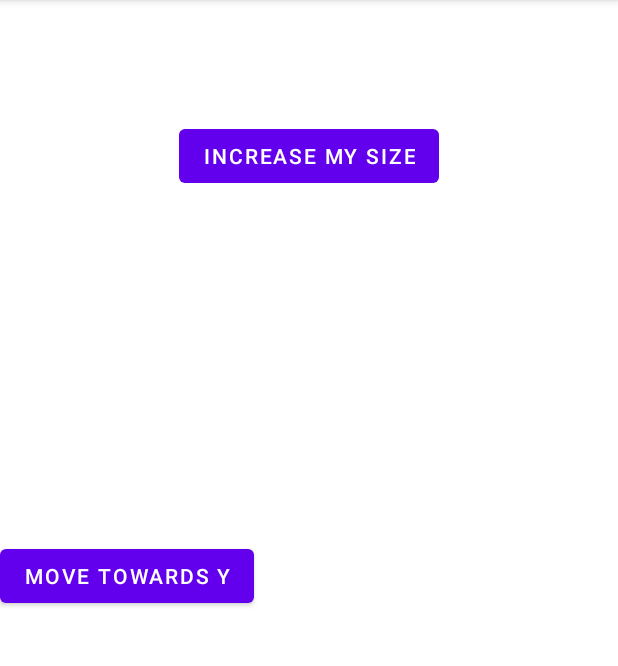
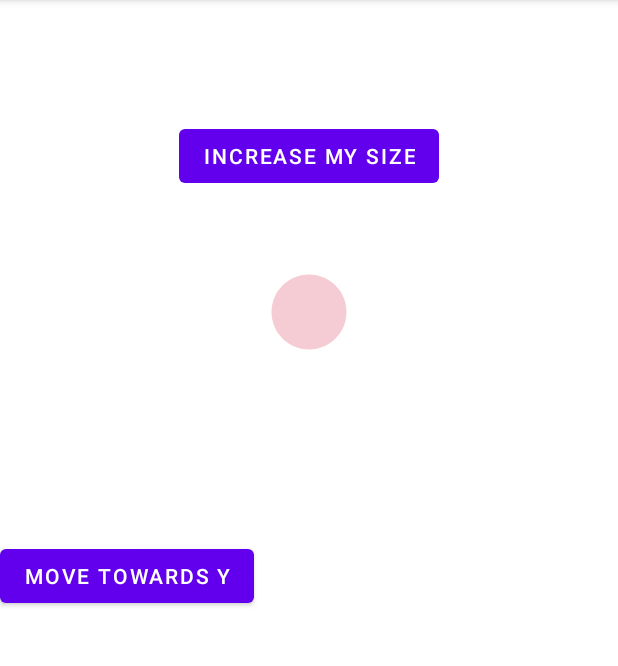
Before and after one commit to Kanharajput/PropertyAnimationExample, an Android app: the screen it shows after launch (MainActivity), on a phone screen of 412 x 824 dp, the part 84-750 px from its top. Run offline under Robolectric (Android 15) with nearby library versions, the phone set to English and light mode, and no system bars.

```diff
--- a/app/src/main/java/com/example/propertyanimationexample/MainActivity.java
+++ b/app/src/main/java/com/example/propertyanimationexample/MainActivity.java
@@ -5,20 +5,25 @@ import androidx.appcompat.app.AppCompatActivity;
 import android.animation.AnimatorSet;
 import android.animation.ObjectAnimator;
 import android.animation.ValueAnimator;
+import android.graphics.Path;
 import android.os.Bundle;
 import android.view.View;
+import android.view.animation.PathInterpolator;
 import android.widget.Button;
+import android.widget.ImageView;
 
 public class MainActivity extends AppCompatActivity {
 
     private Button button;
+    private ImageView circle;
 
     @Override
     protected void onCreate(Bundle savedInstanceState) {
         super.onCreate(savedInstanceState);
         setContentView(R.layout.activity_main);
 
-        button = findViewById(R.id.button);    // reference of the button
+        button = findViewById(R.id.moving_button);    // reference of the button
+        circle = findViewById(R.id.circle_image);
     }
 
     public void movingButton(View view) {
@@ -45,4 +50,15 @@ public class MainActivity extends AppCompatActivity {
         animation.setDuration(500);
         animation.start();*/
     }
+
+    public void ArcMotion(View view) {
+
+        Path path = new Path();
+        path.arcTo(0f,0f,1000f,1000f,270f,-180f,true);    // creating new path as we want it to move like this
+
+        ObjectAnimator animator = ObjectAnimator.ofFloat(view, View.X, View.Y, path);
+        animator.setDuration(2000);
+        animator.start();
+
+    }
 }
--- /dev/null
+++ b/app/src/main/res/drawable/vc_circle.xml
@@ -0,0 +1,10 @@
+<vector xmlns:android="http://schemas.android.com/apk/res/android"
+    android:width="24dp"
+    android:height="24dp"
+    android:viewportWidth="24"
+    android:viewportHeight="24"
+    android:tint="?attr/colorControlNormal">
+  <path
+      android:fillColor="@android:color/white"
+      android:pathData="M12,2C6.47,2 2,6.47 2,12s4.47,10 10,10 10,-4.47 10,-10S17.53,2 12,2z"/>
+</vector>
--- a/app/src/main/res/layout/activity_main.xml
+++ b/app/src/main/res/layout/activity_main.xml
@@ -27,4 +27,16 @@
         app:layout_constraintStart_toStartOf="parent"
         app:layout_constraintTop_toTopOf="parent" />
 
+    <ImageView
+        android:id="@+id/circle_image"
+        android:layout_width="60dp"
+        android:layout_height="60dp"
+        android:layout_marginTop="50dp"
+        android:onClick="ArcMotion"
+        app:layout_constraintEnd_toEndOf="parent"
+        app:layout_constraintStart_toStartOf="parent"
+        app:layout_constraintTop_toBottomOf="@+id/increase_size_button"
+        app:srcCompat="@drawable/vc_circle"
+        app:tint="#F6CCD4" />
+
 </androidx.constraintlayout.widget.ConstraintLayout>
```
